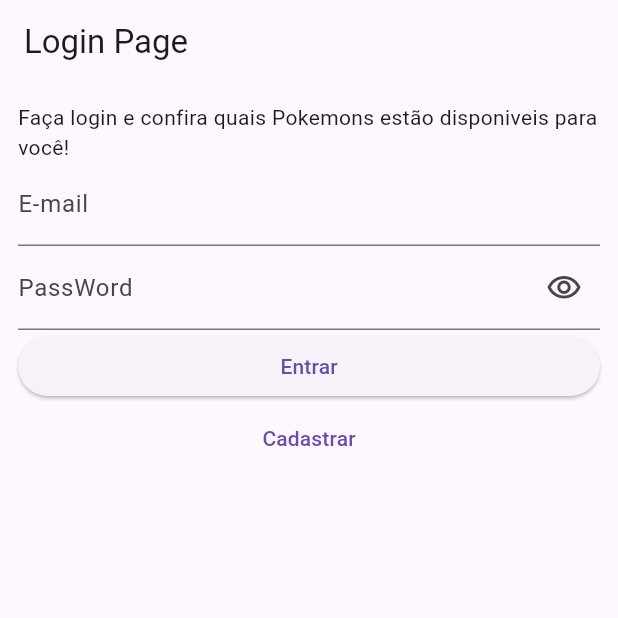
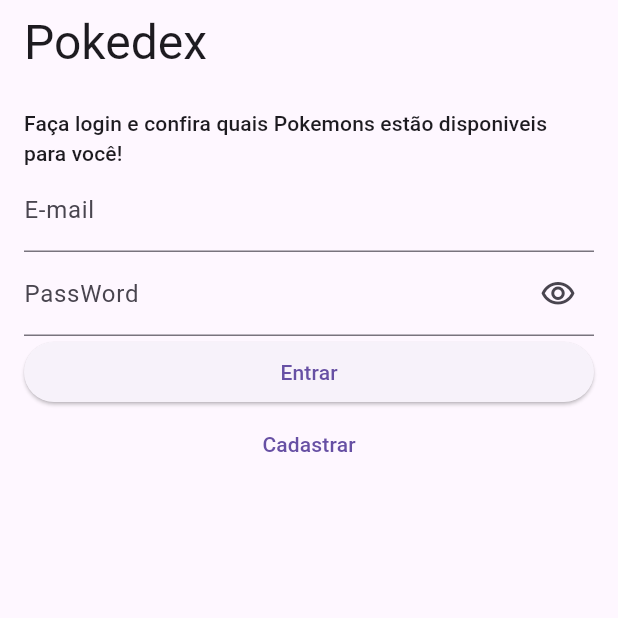
Before and after one commit to gaabrenno/pokedesk2, a Flutter app: the screen it shows after launch, on a phone screen of 412 x 824 dp, the top half of it. Run offline on Flutter 3.47's test engine with Material 3 defaults, Android fonts, the phone set to English and light mode, and no system bars; our stand-ins replace firebase_auth, firebase_core; accounts and stored records are empty.

Commit message:
implementando estilização

```diff
--- /dev/null
+++ b/lib/app/common/my_colors.dart
@@ -0,0 +1,5 @@
+import 'package:flutter/material.dart';
+
+class MyColors{
+
+}
--- a/lib/app/module/auth/login/login_page.dart
+++ b/lib/app/module/auth/login/login_page.dart
@@ -2,6 +2,7 @@ import 'package:firebase_auth/firebase_auth.dart';
 import 'package:flutter/material.dart';
 import '../../home/home_page.dart';
 import '../cadastro/cadastro_page.dart';
+
 // 22
 class LoginPage extends StatefulWidget {
   const LoginPage({Key? key}) : super(key: key);
@@ -21,15 +22,20 @@ class _LoginPageState extends State<LoginPage> {
   Widget build(BuildContext context) {
     return Scaffold(
       appBar: AppBar(
-        title: Text('Login Page'),
+        title: Text(
+          'Pokedex',
+          style: Theme.of(context).textTheme.headlineLarge,
+        ),
       ),
       body: Form(
         key: _formKey,
         child: ListView(
-          padding: EdgeInsets.all(12),
+          padding: EdgeInsets.all(16),
           children: [
             Text(
-                'Faça login e confira quais Pokemons estão disponiveis para você!'),
+              'Faça login e confira quais Pokemons estão disponiveis para você!',
+              style: Theme.of(context).textTheme.labelLarge,
+            ),
             TextFormField(
               controller: _emailController,
               keyboardType: TextInputType.emailAddress,
@@ -50,7 +56,14 @@ class _LoginPageState extends State<LoginPage> {
               decoration: InputDecoration(
                 label: Text('PassWord'),
                 suffixIcon: IconButton(
-                    onPressed: () {}, icon: Icon(Icons.visibility_outlined)),
+                    onPressed: () {
+                      setState(() {
+                        _seePassword = !_seePassword;
+                      });
+                    },
+                    icon: Icon(_seePassword
+                        ? Icons.visibility_outlined
+                        : Icons.visibility_off_outlined)),
               ),
               validator: (value) {
                 if (value == null || value.isEmpty) {
```
Also changed, not shown: lib/app/module/home/home_page.dart (+53 -6 lines).
